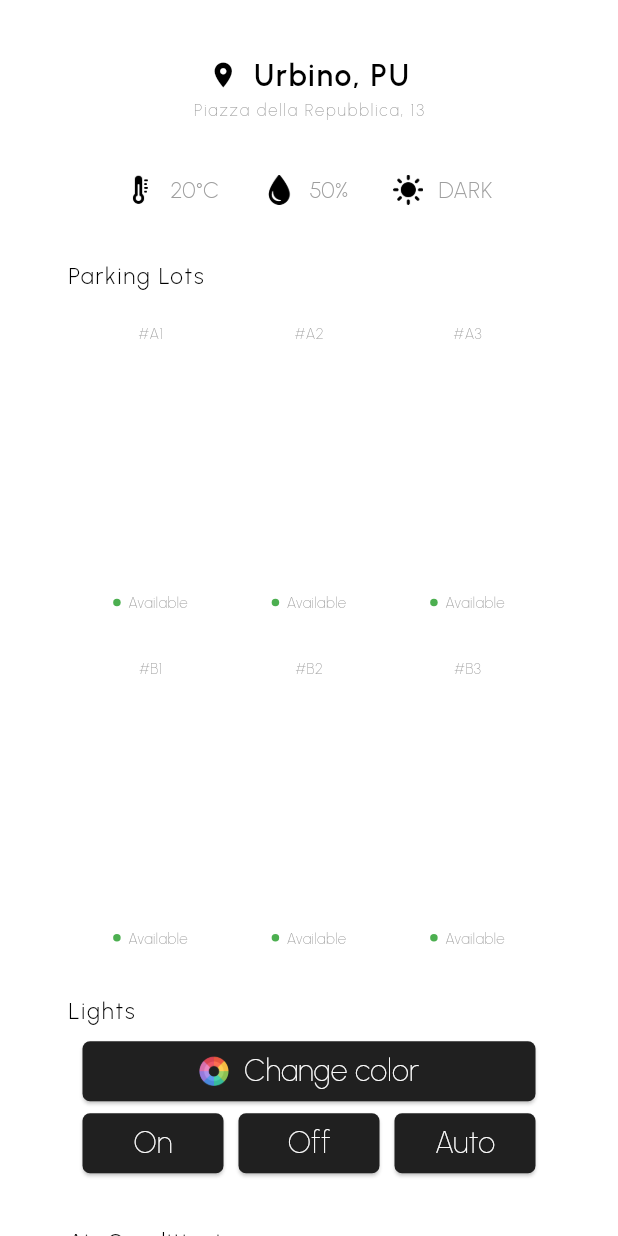
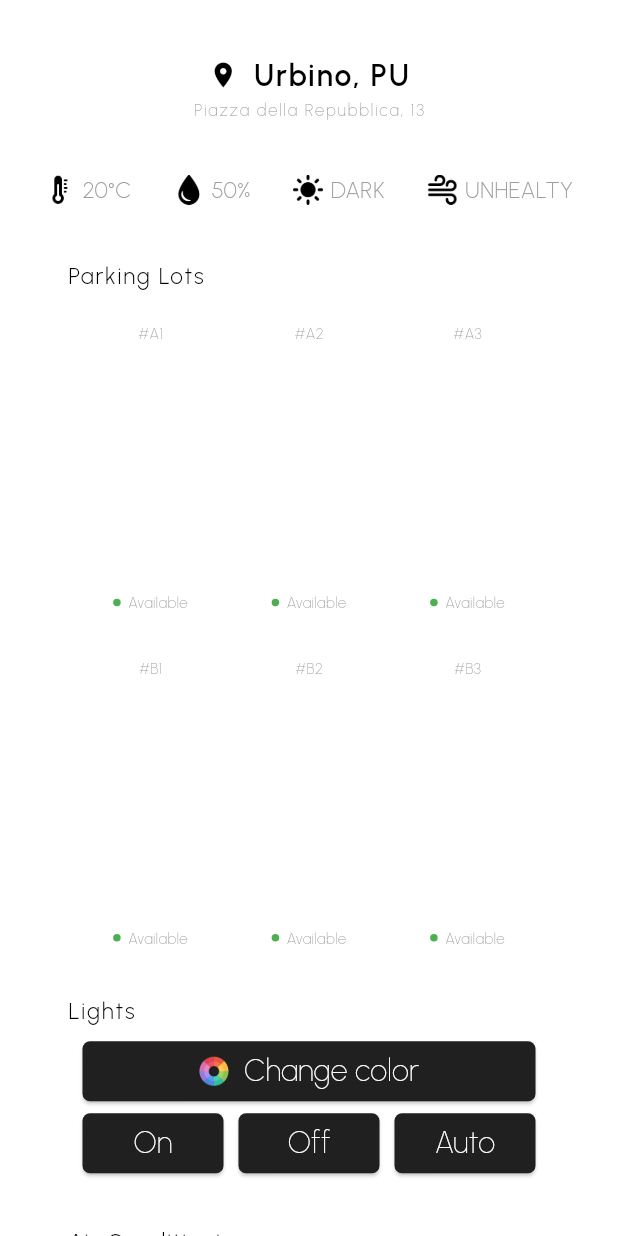
Before and after one commit to NunzioDA/IoTParkApp, a Flutter app: the screen it shows after launch, on a phone screen of 412 x 824 dp. Run offline on Flutter 3.47's test engine with Material 3 defaults, Android fonts, the phone set to English and light mode, and no system bars; our stand-ins replace flutter_colorpicker, gap, google_fonts; network calls fail.

Commit message:
improved ui

```diff
--- a/lib/widgets/ambient_info_box.dart
+++ b/lib/widgets/ambient_info_box.dart
@@ -9,8 +9,7 @@ class AmbientInfoBox extends StatelessWidget {
   @override
   Widget build(BuildContext context) {
     return Row(
-      mainAxisAlignment: MainAxisAlignment.center,
-      mainAxisSize: MainAxisSize.max,
+      mainAxisAlignment: MainAxisAlignment.spaceBetween,
       children: [
         Container(
           decoration: BoxDecoration(
@@ -28,7 +27,7 @@ class AmbientInfoBox extends StatelessWidget {
                     "assets/icons/temperature.png"
                   ),
                 ),
-                const Gap(10),
+                const Gap(5),
                 Text(
                   SmartPark.temperature,
                 ),
@@ -36,7 +35,6 @@ class AmbientInfoBox extends StatelessWidget {
             ),
           ),
         ),
-        const Gap(10),
         Container(
           decoration: BoxDecoration(
             color: Palette.infoBoxes,
@@ -53,7 +51,7 @@ class AmbientInfoBox extends StatelessWidget {
                     "assets/icons/drop.png"
                   ),
                 ),
-                const Gap(10),
+                const Gap(5),
                 Text(
                   SmartPark.humidity,
                 ),
@@ -61,7 +59,6 @@ class AmbientInfoBox extends StatelessWidget {
             ),
           ),
         ),
-        const Gap(10),
         Container(
           decoration: BoxDecoration(
             color: Palette.infoBoxes,
@@ -78,9 +75,33 @@ class AmbientInfoBox extends StatelessWidget {
                     "assets/icons/sun.png"
                   ),
                 ),
-                const Gap(10),
+                const Gap(5),
                 Text(
                   SmartPark.light,
+                ),
+              ],
+            ),
+          ),
+        ),
+        Container(
+          decoration: BoxDecoration(
+            color: Palette.infoBoxes,
+            borderRadius: BorderRadius.circular(10)
+          ),
+          child: Padding(
+            padding: const EdgeInsets.all(10),
+            child: Row(
+              children: [
+                SizedBox(
+                  width: 20,
+                  height: 20,
+                  child: Image.asset(
+                    "assets/icons/wind-sign.png"
+                  ),
+                ),
+                const Gap(5),
+                Text(
+                  SmartPark.airQuality,
                 ),
               ],
             ),
```
